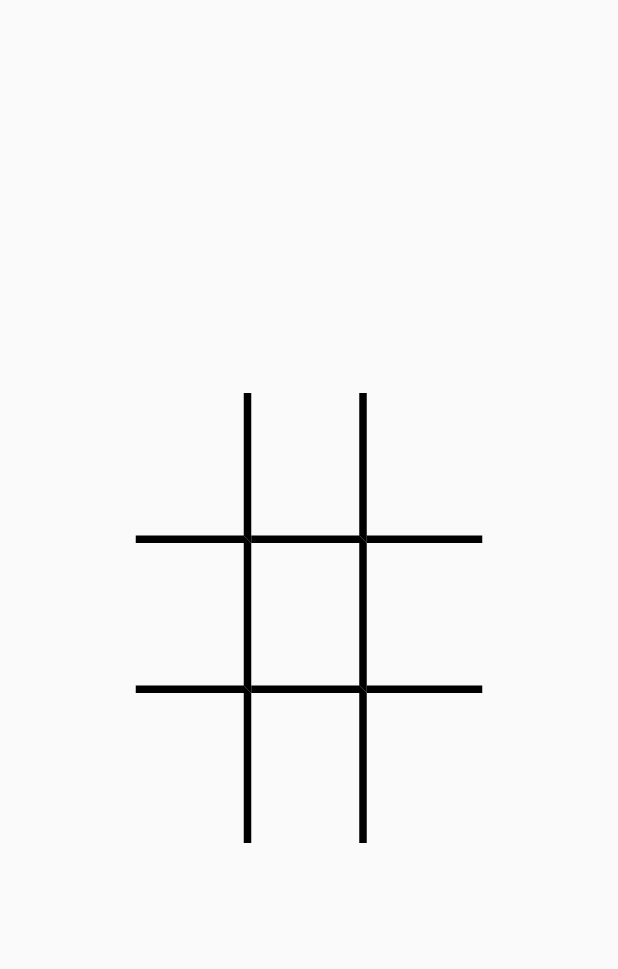
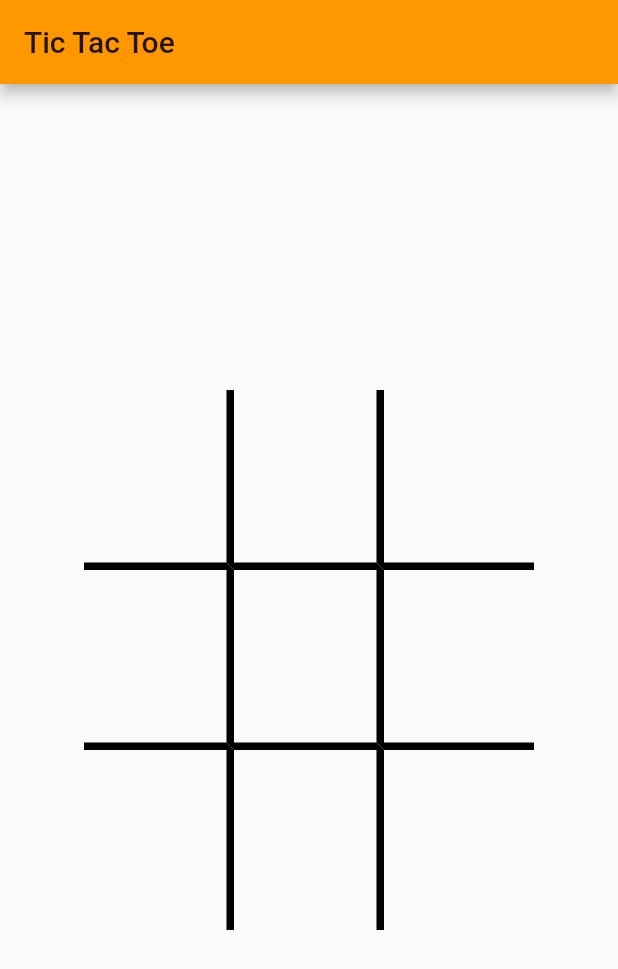
Before and after one commit to Rapol/tic_tac_toe_flutter, a Flutter app: the screen it shows after launch, on a phone screen of 412 x 824 dp. Shown: the top 969 px of the screen. Run offline on Flutter 3.47's test engine with Material 2 defaults, Android fonts, the phone set to English and light mode, and no system bars; Roboto replaces fonts that are missing (DM Sans).

Commit message:
creating overlay when game ends, experimenting with themedata

```diff
--- a/lib/main.dart
+++ b/lib/main.dart
@@ -14,14 +14,26 @@ class MyApp extends StatelessWidget {
       child: MaterialApp(
         title: 'Flutter Tic Tac Tow',
         theme: ThemeData(
-          primarySwatch: Colors.yellow,
+          primarySwatch: Colors.orange,
+          // Define the default brightness and colors.
+          brightness: Brightness.light,
+          primaryColor: Colors.orange,
+          accentColor: Colors.purpleAccent,
+
+          // Define the default font family.
+          fontFamily: 'DM Sans',
+
+          // Define the default TextTheme. Use this to specify the default
+          // text styling for headlines, titles, bodies of text, and more.
           textTheme: TextTheme(
-            display4: TextStyle(
-              fontFamily: 'Corben',
-              fontWeight: FontWeight.w700,
-              fontSize: 24,
-              color: Colors.black,
-            ),
+            headline: TextStyle(fontSize: 72.0, fontWeight: FontWeight.bold),
+            title: TextStyle(fontSize: 36.0, fontStyle: FontStyle.italic),
+            body1: TextStyle(fontSize: 14.0, fontFamily: 'Hind'),
+          ),
+          buttonTheme: ButtonThemeData(
+            buttonColor: Colors.blueAccent,
+            shape: RoundedRectangleBorder(),
+            textTheme: ButtonTextTheme.accent,
           ),
         ),
         initialRoute: '/',
--- a/lib/models/Board.dart
+++ b/lib/models/Board.dart
@@ -68,7 +68,7 @@ class BoardModel extends ChangeNotifier {
       UnmodifiableListView(squares[row]);
 
   Player get currentPlayer => _currentPlayer;
-  GameState get getGameState => _gameState;
+  GameState get gameState => _gameState;
 
   void setSquare(row, column) {
     if (this.squares[row][column].value != null) {
@@ -84,7 +84,6 @@ class BoardModel extends ChangeNotifier {
     if (winner) {
       print('Winner found $winner!');
       _gameState = GameState.FINISHED;
-      resetGame();
       notifyListeners();
       return;
     }
@@ -92,7 +91,6 @@ class BoardModel extends ChangeNotifier {
     if (tied) {
       print('Tied game!');
       _gameState = GameState.TIED;
-      resetGame();
       notifyListeners();
       return;
     }
--- a/lib/screens/GameScreen.dart
+++ b/lib/screens/GameScreen.dart
@@ -1,10 +1,31 @@
 import 'package:flutter/material.dart';
+import 'package:provider/provider.dart';
+
+import 'package:tic_tac_toe/constants.dart';
+
+import 'package:tic_tac_toe/models/Board.dart';
 
 import 'package:tic_tac_toe/widget/Board.dart';
+import 'package:tic_tac_toe/widget/ResultOverlay.dart';
 
 class GameScreen extends StatelessWidget {
   @override
   Widget build(BuildContext context) {
-    return Board();
+    return Scaffold(
+      appBar: AppBar(
+        title: Text('Tic Tac Toe'),
+      ),
+      body: Consumer<BoardModel>(
+        builder: (context, board, child) => Stack(
+              fit: StackFit.expand,
+              children: <Widget>[
+                Board(),
+                board.gameState != GameState.IN_PROGRESS
+                    ? ResultOverlay()
+                    : Container(),
+              ],
+            ),
+      ),
+    );
   }
 }
--- /dev/null
+++ b/lib/widget/ResultOverlay.dart
@@ -0,0 +1,29 @@
+import 'package:flutter/material.dart';
+import 'package:provider/provider.dart';
+import 'package:tic_tac_toe/constants.dart';
+
+import 'package:tic_tac_toe/models/Board.dart';
+
+class ResultOverlay extends StatelessWidget {
+  @override
+  Widget build(BuildContext context) {
+    return Material(
+      color: Colors.black54,
+      child: Consumer<BoardModel>(
+        builder: (context, board, child) => Column(
+              mainAxisAlignment: MainAxisAlignment.center,
+              children: <Widget>[
+                board.gameState == GameState.FINISHED ?
+                  Text('${board.currentPlayer} Won!') : Text('Tied Game!')
+                ,
+                RaisedButton(
+                  child: Text('Retry'),
+
+                  onPressed: board.resetGame,
+                )
+              ],
+            ),
+      ),
+    );
+  }
+}
--- a/lib/widget/Tile.dart
+++ b/lib/widget/Tile.dart
@@ -31,8 +31,8 @@ class Tile extends StatelessWidget {
       child: Column(
         children: <Widget>[
           Container(
-              height: 100.0,
-              width: 77.0,
+              height: 120.0,
+              width: 100.0,
               decoration: BoxDecoration(
                 border: borderSettings,
               ),
@@ -40,10 +40,7 @@ class Tile extends StatelessWidget {
               child: Center(
                 child: Text(
                   displayTileValue(square.value),
-                  style: TextStyle(
-                    fontSize: 50.0,
-                    color: Colors.indigo,
-                  ),
+                  style: Theme.of(context).textTheme.headline,
                 ),
               ))
         ],
```
